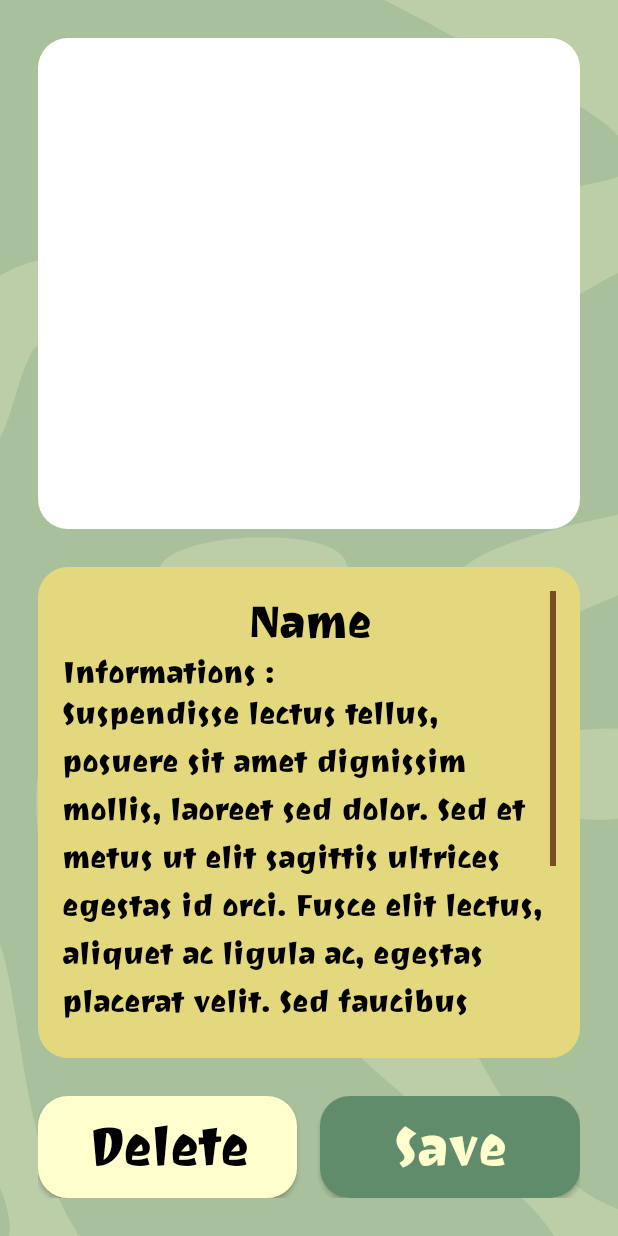
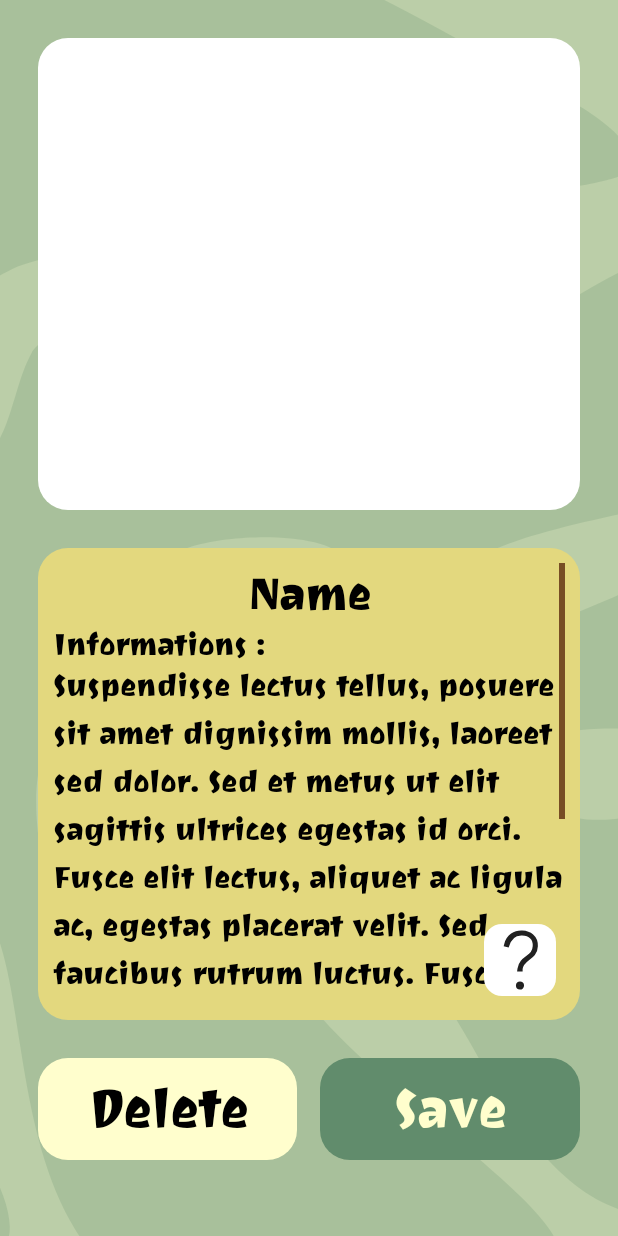
Before and after one commit to DrHurel/EcoPlant, an Android app built with Jetpack Compose: the layout display_plant_info_page.xml on its own in the app's theme, with its tools: preview values and no code run, on a phone screen of 412 x 824 dp. Run offline under Robolectric (Android 15) with nearby library versions, the phone set to English and light mode, and no system bars.

Commit message:
Enhance display_plant_info_page layout with new image view and know more button; update dimensions for question mark icon

```diff
--- a/app/src/main/res/drawable/question_mark_1.xml
+++ b/app/src/main/res/drawable/question_mark_1.xml
@@ -1,6 +1,6 @@
 <vector xmlns:android="http://schemas.android.com/apk/res/android"
-    android:width="56dp"
-    android:height="56dp"
+    android:width="48dp"
+    android:height="48dp"
     android:viewportWidth="56"
     android:viewportHeight="56">
   <path
--- a/app/src/main/res/layout/display_plant_info_page.xml
+++ b/app/src/main/res/layout/display_plant_info_page.xml
@@ -24,21 +24,26 @@
         >
 
         <ImageView
+            android:id="@+id/plant_image"
             android:layout_width="match_parent"
             android:layout_height="0dp"
             android:layout_weight="1"
             android:layout_marginTop="25dp"
-            android:layout_marginBottom="25dp"
+            android:contentDescription="@string/image_of_the_photo_taken"
             android:src="@drawable/rounded_background" />
 
         <!-- Descriptif -->
 
-        <ScrollView
+        <FrameLayout
             android:layout_width="match_parent"
             android:layout_height="0dp"
             android:layout_weight="1"
-            android:layout_marginBottom="25dp"
-            android:padding="16dp"
+            android:layout_marginTop="25dp">
+
+            <!-- ScrollView en dessous -->
+            <ScrollView
+                android:layout_width="match_parent"
+                android:layout_height="match_parent"
                 android:scrollbarThumbVertical="@color/brown_color"
                 android:background="@drawable/rounded_background"
                 android:backgroundTint="@color/beige_color">
@@ -80,21 +85,40 @@
                         android:textStyle="bold"
                         android:hint="Suspendisse lectus tellus, posuere sit amet dignissim mollis, laoreet sed dolor. Sed et metus ut elit sagittis ultrices egestas id orci. Fusce elit lectus, aliquet ac ligula ac, egestas placerat velit. Sed faucibus rutrum luctus. Fusce eleifend velit in metus interdum, quis pharetra orci tincidunt. Aliquam pretium at eros vitae pellentesque. Proin tempor ipsum a purus blandit, in pellentesque risus."/>
 
+                    <!-- Espace vide car sinon des mots peuvent rester derrière le bouton -->
+                    <View
+                        android:layout_width="match_parent"
+                        android:layout_height="54dp" />
 
                 </LinearLayout>
+            </ScrollView>
 
-        </ScrollView>
+            <!-- Bouton en savoir plus -->
+            <ImageButton
+                android:id="@+id/know_more_button"
+                android:layout_width="48dp"
+                android:layout_height="48dp"
+                android:layout_gravity="bottom|end"
+                android:layout_margin="16dp"
+
+                android:background="@drawable/rounded_background_low"
+                android:src="@drawable/question_mark_1"
+                android:contentDescription="@string/know_more"/>
+        </FrameLayout>
 
         <!-- Bouton -->
         <LinearLayout
+            style="?android:attr/buttonBarStyle"
             android:layout_width="match_parent"
             android:layout_height="wrap_content"
             android:orientation="horizontal"
             android:layout_gravity="center"
-            >
+            android:layout_marginTop="25dp"
+            android:layout_marginBottom="25dp">
 
             <Button
                 android:id="@+id/delete_button"
+                style="?android:attr/buttonBarButtonStyle"
                 android:layout_width="0dp"
                 android:layout_height="match_parent"
                 android:layout_weight="1"
@@ -105,10 +129,11 @@
                 android:textStyle="bold"
                 android:fontFamily="@font/joti_one"
                 android:background="@drawable/rounded_background"
-                android:backgroundTint="@color/light_cream"/>
+                android:backgroundTint="@color/light_cream" />
 
             <Button
                 android:id="@+id/save_button"
+                style="?android:attr/buttonBarButtonStyle"
                 android:layout_width="0dp"
                 android:layout_height="match_parent"
                 android:layout_weight="1"
--- a/app/src/main/res/values/strings.xml
+++ b/app/src/main/res/values/strings.xml
@@ -21,4 +21,5 @@
     <string name="delete">Delete</string>
     <string name="save">Save</string>
     <string name="know_more">Know more</string>
+    <string name="image_of_the_photo_taken">Image of the photo taken</string>
 </resources>
```
Lines whose indentation alone changed are shown as unchanged.
